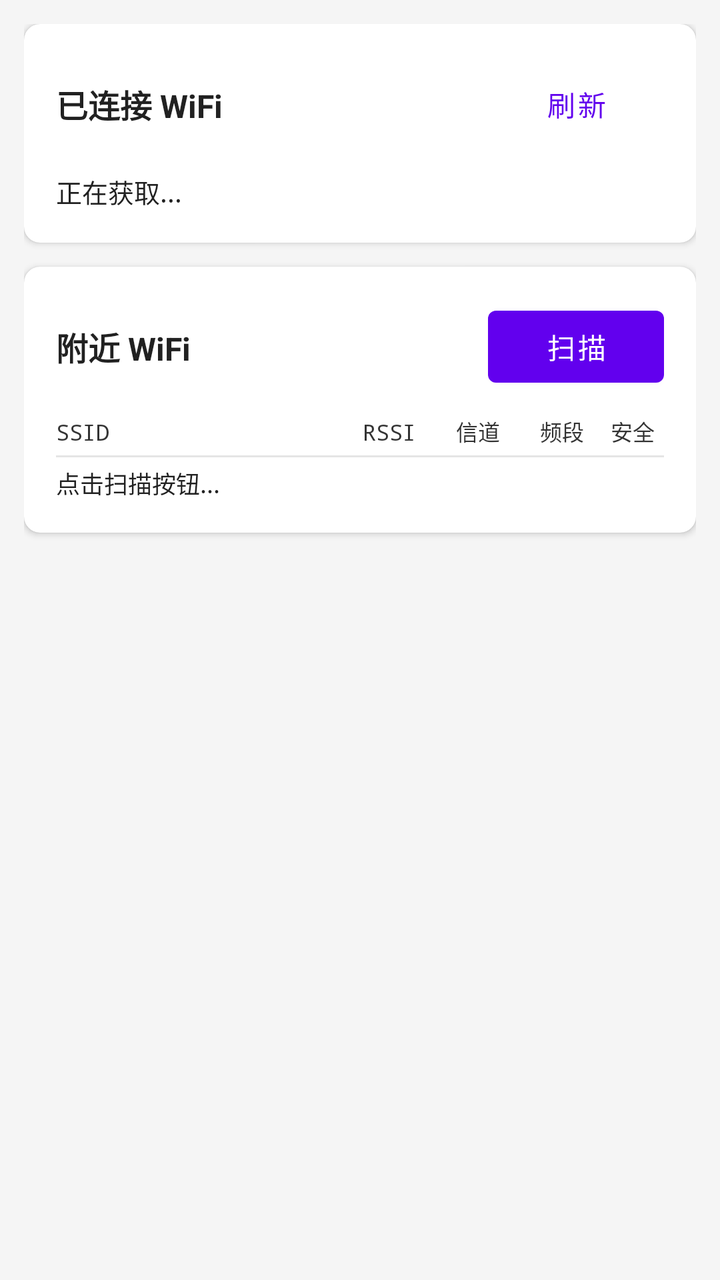
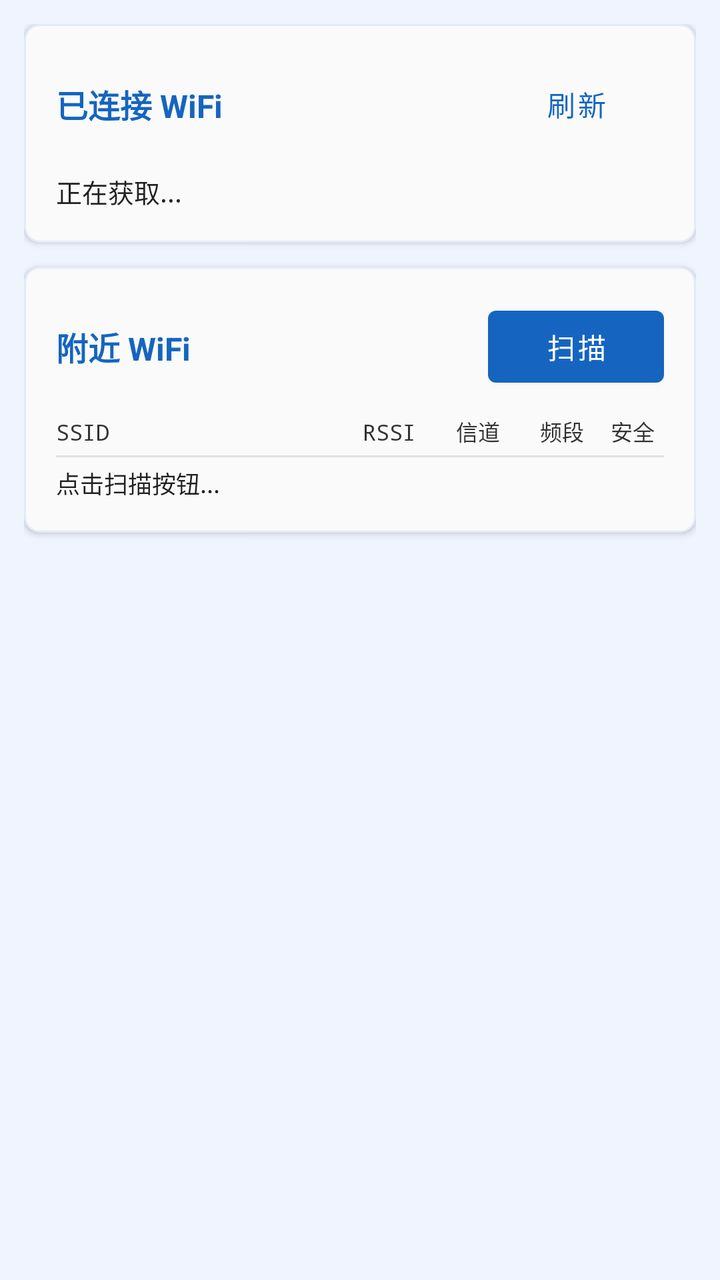

Two renders of the same Android screen: before a commit and after it. Below are the layout's source before the change and the commit's diff.
<!-- AndroidManifest.xml: application theme Theme.CellSentinelApp -->
<!-- res/layout/fragment_wifi_info.xml -->
<?xml version="1.0" encoding="utf-8"?>
<ScrollView xmlns:android="http://schemas.android.com/apk/res/android"
    xmlns:app="http://schemas.android.com/apk/res-auto"
    android:layout_width="match_parent"
    android:layout_height="match_parent"
    android:background="@color/background"
    android:padding="12dp">

    <LinearLayout
        android:layout_width="match_parent"
        android:layout_height="wrap_content"
        android:orientation="vertical">

        
        <com.google.android.material.card.MaterialCardView
            android:layout_width="match_parent"
            android:layout_height="wrap_content"
            android:layout_marginBottom="12dp"
            app:cardElevation="2dp"
            app:cardCornerRadius="8dp">
            <LinearLayout
                android:layout_width="match_parent"
                android:layout_height="wrap_content"
                android:orientation="vertical"
                android:padding="16dp">
                <LinearLayout
                    android:layout_width="match_parent"
                    android:layout_height="wrap_content"
                    android:orientation="horizontal"
                    android:gravity="center_vertical"
                    android:layout_marginBottom="10dp">
                    <TextView
                        android:layout_width="0dp"
                        android:layout_height="wrap_content"
                        android:layout_weight="1"
                        android:text="已连接 WiFi"
                        android:textSize="16sp"
                        android:textStyle="bold"
                        android:textColor="@color/text_primary" />
                    <Button
                        android:id="@+id/btn_wifi_refresh"
                        style="@style/Widget.MaterialComponents.Button.TextButton"
                        android:layout_width="wrap_content"
                        android:layout_height="wrap_content"
                        android:text="刷新"
                        android:textAllCaps="false" />
                </LinearLayout>
                <TextView
                    android:id="@+id/tv_wifi_connected"
                    android:layout_width="match_parent"
                    android:layout_height="wrap_content"
                    android:textSize="13sp"
                    android:textColor="@color/text_primary"
                    android:fontFamily="monospace"
                    android:lineSpacingMultiplier="1.5"
                    android:text="正在获取..." />
            </LinearLayout>
        </com.google.android.material.card.MaterialCardView>

        
        <com.google.android.material.card.MaterialCardView
            android:layout_width="match_parent"
            android:layout_height="wrap_content"
            android:layout_marginBottom="12dp"
            app:cardElevation="2dp"
            app:cardCornerRadius="8dp">
            <LinearLayout
                android:layout_width="match_parent"
                android:layout_height="wrap_content"
                android:orientation="vertical"
                android:padding="16dp">
                <LinearLayout
                    android:layout_width="match_parent"
                    android:layout_height="wrap_content"
                    android:orientation="horizontal"
                    android:gravity="center_vertical"
                    android:layout_marginBottom="10dp">
                    <TextView
                        android:layout_width="0dp"
                        android:layout_height="wrap_content"
                        android:layout_weight="1"
                        android:text="附近 WiFi"
                        android:textSize="16sp"
                        android:textStyle="bold"
                        android:textColor="@color/text_primary" />
                    <Button
                        android:id="@+id/btn_wifi_scan"
                        android:layout_width="wrap_content"
                        android:layout_height="wrap_content"
                        android:text="扫描"
                        android:textAllCaps="false" />
                </LinearLayout>
                <TextView
                    android:id="@+id/tv_wifi_scan_header"
                    android:layout_width="match_parent"
                    android:layout_height="wrap_content"
                    android:textSize="11sp"
                    android:textColor="#CC000000"
                    android:fontFamily="monospace"
                    android:layout_marginBottom="4dp"
                    android:text="SSID                   RSSI   信道   频段  安全" />
                <View
                    android:layout_width="match_parent"
                    android:layout_height="1dp"
                    android:background="#1A000000"
                    android:layout_marginBottom="4dp" />
                <TextView
                    android:id="@+id/tv_wifi_scan_results"
                    android:layout_width="match_parent"
                    android:layout_height="wrap_content"
                    android:textSize="12sp"
                    android:textColor="@color/text_primary"
                    android:fontFamily="monospace"
                    android:lineSpacingMultiplier="1.5"
                    android:text="点击扫描按钮..." />
            </LinearLayout>
        </com.google.android.material.card.MaterialCardView>

    </LinearLayout>
</ScrollView>
<!-- resources referenced by this layout -->
<resources>
  <color name="background">#FFF5F5F5</color>
  <color name="text_primary">#DE000000</color>
  <style name="Theme.CellSentinelApp" parent="Theme.MaterialComponents.DayNight.DarkActionBar">
          
          <item name="colorPrimary">@color/purple_500</item>
          <item name="colorPrimaryVariant">@color/purple_700</item>
          <item name="colorOnPrimary">@color/white</item>
          
          <item name="colorSecondary">@color/teal_200</item>
          <item name="colorSecondaryVariant">@color/teal_700</item>
          <item name="colorOnSecondary">@color/black</item>
          
          <item name="android:statusBarColor">?attr/colorPrimaryVariant</item>
          
      </style>
  <color name="purple_500">#FF6200EE</color>
  <color name="purple_700">#FF3700B3</color>
  <color name="white">#FFFFFFFF</color>
  <color name="teal_200">#FF03DAC5</color>
  <color name="teal_700">#FF018786</color>
  <color name="black">#FF000000</color>
</resources>

<!-- the commit's change to res/layout/fragment_wifi_info.xml (unified diff, before → after) -->
@@ -17,7 +17,8 @@
             android:layout_height="wrap_content"
             android:layout_marginBottom="12dp"
             app:cardElevation="2dp"
-            app:cardCornerRadius="8dp">
+            app:cardCornerRadius="8dp"
+            app:cardBackgroundColor="@color/colorSurfaceFaint">
             <LinearLayout
                 android:layout_width="match_parent"
                 android:layout_height="wrap_content"
@@ -36,7 +37,7 @@
                         android:text="已连接 WiFi"
                         android:textSize="16sp"
                         android:textStyle="bold"
-                        android:textColor="@color/text_primary" />
+                        android:textColor="@color/colorPrimary" />
                     <Button
                         android:id="@+id/btn_wifi_refresh"
                         style="@style/Widget.MaterialComponents.Button.TextButton"
@@ -50,7 +51,7 @@
                     android:layout_width="match_parent"
                     android:layout_height="wrap_content"
                     android:textSize="13sp"
-                    android:textColor="@color/text_primary"
+                    android:textColor="@color/textColorPrimary"
                     android:fontFamily="monospace"
                     android:lineSpacingMultiplier="1.5"
                     android:text="正在获取..." />
@@ -63,7 +64,8 @@
             android:layout_height="wrap_content"
             android:layout_marginBottom="12dp"
             app:cardElevation="2dp"
-            app:cardCornerRadius="8dp">
+            app:cardCornerRadius="8dp"
+            app:cardBackgroundColor="@color/colorSurfaceFaint">
             <LinearLayout
                 android:layout_width="match_parent"
                 android:layout_height="wrap_content"
@@ -82,7 +84,7 @@
                         android:text="附近 WiFi"
                         android:textSize="16sp"
                         android:textStyle="bold"
-                        android:textColor="@color/text_primary" />
+                        android:textColor="@color/colorPrimary" />
                     <Button
                         android:id="@+id/btn_wifi_scan"
                         android:layout_width="wrap_content"
@@ -95,21 +97,21 @@
                     android:layout_width="match_parent"
                     android:layout_height="wrap_content"
                     android:textSize="11sp"
-                    android:textColor="#CC000000"
+                    android:textColor="@color/textColorMedium"
                     android:fontFamily="monospace"
                     android:layout_marginBottom="4dp"
                     android:text="SSID                   RSSI   信道   频段  安全" />
                 <View
                     android:layout_width="match_parent"
                     android:layout_height="1dp"
-                    android:background="#1A000000"
+                    android:background="@color/colorDivider"
                     android:layout_marginBottom="4dp" />
                 <TextView
                     android:id="@+id/tv_wifi_scan_results"
                     android:layout_width="match_parent"
                     android:layout_height="wrap_content"
                     android:textSize="12sp"
-                    android:textColor="@color/text_primary"
+                    android:textColor="@color/textColorPrimary"
                     android:fontFamily="monospace"
                     android:lineSpacingMultiplier="1.5"
                     android:text="点击扫描按钮..." />
<!-- resource entries referenced after the edit -->
@@ -1,25 +1,61 @@
 <!-- resources referenced by this layout -->
 <resources>
-  <color name="background">#FFF5F5F5</color>
-  <color name="text_primary">#DE000000</color>
-  <style name="Theme.CellSentinelApp" parent="Theme.MaterialComponents.DayNight.DarkActionBar">
+  <color name="background">#F0F4FF</color>
+  <color name="colorDivider">#1A000000</color>
+  <color name="colorPrimary">#1565C0</color>
+  <color name="colorSurfaceFaint">#FAFAFA</color>
+  <color name="textColorMedium">#CC000000</color>
+  <color name="textColorPrimary">#DE000000</color>
+  <style name="Theme.CellSentinelApp" parent="Theme.MaterialComponents.Light.DarkActionBar">
           
-          <item name="colorPrimary">@color/purple_500</item>
-          <item name="colorPrimaryVariant">@color/purple_700</item>
+          <item name="colorPrimary">@color/colorPrimary</item>
+          <item name="colorPrimaryVariant">@color/colorPrimaryDark</item>
           <item name="colorOnPrimary">@color/white</item>
           
-          <item name="colorSecondary">@color/teal_200</item>
-          <item name="colorSecondaryVariant">@color/teal_700</item>
-          <item name="colorOnSecondary">@color/black</item>
+          <item name="colorSecondary">@color/colorAccent</item>
+          <item name="colorSecondaryVariant">@color/colorAccentDark</item>
+          <item name="colorOnSecondary">@color/white</item>
           
-          <item name="android:statusBarColor">?attr/colorPrimaryVariant</item>
+          <item name="colorSurface">@color/colorSurface</item>
+          <item name="colorOnSurface">@color/textColorPrimary</item>
           
+          <item name="android:windowBackground">@color/background</item>
+          <item name="android:colorBackground">@color/background</item>
+          
+          <item name="android:statusBarColor">@color/colorPrimaryDark</item>
+          
+          <item name="android:textColorPrimary">@color/textColorPrimary</item>
+          <item name="android:textColorSecondary">@color/textColorSecondary</item>
+          <item name="android:textColorHint">@color/textColorHint</item>
+          
+          <item name="materialCardViewStyle">@style/AppCardView</item>
+          <item name="editTextStyle">@style/AppEditText</item>
+          <item name="chipStyle">@style/AppChip</item>
       </style>
-  <color name="purple_500">#FF6200EE</color>
-  <color name="purple_700">#FF3700B3</color>
+  <color name="colorPrimaryDark">#0D47A1</color>
   <color name="white">#FFFFFFFF</color>
-  <color name="teal_200">#FF03DAC5</color>
-  <color name="teal_700">#FF018786</color>
-  <color name="black">#FF000000</color>
+  <color name="colorAccent">#00ACC1</color>
+  <color name="colorAccentDark">#007C91</color>
+  <color name="colorSurface">#FFFFFF</color>
+  <color name="textColorSecondary">#99000000</color>
+  <color name="textColorHint">#FF757575</color>
+  <style name="AppCardView" parent="Widget.MaterialComponents.CardView">
+          <item name="cardCornerRadius">8dp</item>
+          <item name="cardElevation">2dp</item>
+          <item name="cardBackgroundColor">@color/colorSurfaceFaint</item>
+          <item name="strokeColor">@color/colorPrimaryTintBg</item>
+          <item name="strokeWidth">1dp</item>
+      </style>
+  <style name="AppEditText" parent="Widget.AppCompat.EditText">
+          <item name="android:textColor">@color/textColorPrimary</item>
+          <item name="android:textColorHint">@color/textColorHint</item>
+      </style>
+  <style name="AppChip" parent="Widget.MaterialComponents.Chip.Filter">
+          <item name="chipBackgroundColor">@color/chip_bg_color</item>
+          <item name="android:textColor">@color/chip_text_color</item>
+          <item name="chipStrokeColor">@color/colorPrimaryTintBg</item>
+          <item name="chipStrokeWidth">1dp</item>
+      </style>
+  <color name="colorPrimaryTintBg">#1A1565C0</color>
 </resources>
 
